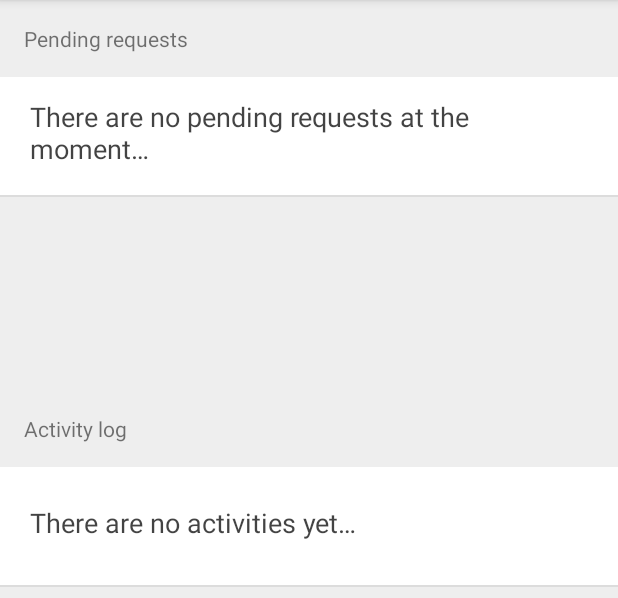
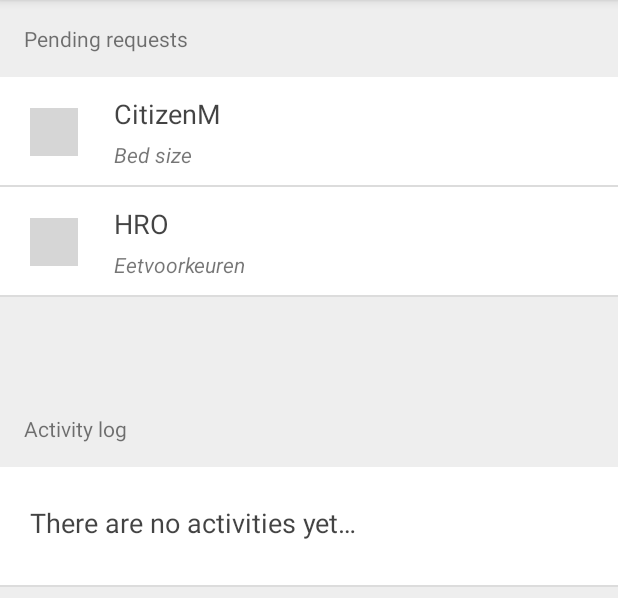
Before and after one commit to the-allrounders/digipass-android, an Android app: the screen it shows after launch (MainActivity), on a phone screen of 412 x 824 dp, the part 84-682 px from its top. Run offline under Robolectric (Android 15) with nearby library versions, the phone set to English and light mode, and no system bars; our stand-ins replace Volley; network calls fail; 2 statements that could not run were skipped; grey boxes are pictures that could not be loaded.

Commit message:
Home: print organisation images Permissions: Start fragment and print lists

```diff
--- a/app/src/main/AndroidManifest.xml
+++ b/app/src/main/AndroidManifest.xml
@@ -20,7 +20,8 @@
         android:installLocation="internalOnly"
         android:label="@string/app_name"
         android:supportsRtl="true"
-        android:theme="@style/AppTheme">
+        android:theme="@style/AppTheme"
+        android:name=".helpers.AppController">
         <activity
             android:name=".SplashScreen"
             android:theme="@style/SplashTheme">
--- a/app/src/main/java/com/digipass/android/HomeFragment.java
+++ b/app/src/main/java/com/digipass/android/HomeFragment.java
@@ -81,14 +81,16 @@
                 adapter = new TextListAdapter(c, R.layout.list_row_text, _data, 0);
                 adapter.add(new TextListItem(getResources().getString(R.string.no_requests)));
             } else {
-                adapter = new OrganisationListAdapter(c, R.layout.list_row_default, _data, 0);
+                adapter = new OrganisationListAdapter(c, R.layout.list_row_organisation, _data, 0);
                 AdapterView.OnItemClickListener onClick = new AdapterView.OnItemClickListener() {
                     public void onItemClick(AdapterView<?> a, View v, int position, long id) {
                         OrganisationDefaultListItem organisation = (OrganisationDefaultListItem)_data.get(position);
                         final MainActivity ac = ((MainActivity)getActivity());
                         ac.showHomeAsUp = true;
                         Bundle b = new Bundle();
-                        b.putSerializable("data", (Serializable) Data.GetInstance(c).GetPreferences(organisation.get_key()));
+                        b.putSerializable("data", (Serializable)Data.GetInstance(c).GetRequestsList(organisation.get_key()));
+                        b.putString("key", organisation.get_key());
+                        b.putString("title", c.getResources().getString(R.string.title_permissions) + " - " + organisation.get_name());
                         ac.StartFragment(PermissionsFragment.class, b);
                     }
                 };
--- /dev/null
+++ b/app/src/main/java/com/digipass/android/helpers/AppController.java
@@ -0,0 +1,63 @@
+package com.digipass.android.helpers;
+
+import android.app.Application;
+import android.text.TextUtils;
+
+import com.android.volley.Request;
+import com.android.volley.RequestQueue;
+import com.android.volley.toolbox.ImageLoader;
+import com.android.volley.toolbox.Volley;
+
+public class AppController extends Application {
+
+    public static final String TAG = AppController.class.getSimpleName();
+
+    private RequestQueue mRequestQueue;
+    private ImageLoader mImageLoader;
+
+    private static AppController mInstance;
+
+    @Override
+    public void onCreate() {
+        super.onCreate();
+        mInstance = this;
+    }
+
+    public static synchronized AppController getInstance() {
+        return mInstance;
+    }
+
+    public RequestQueue getRequestQueue() {
+        if (mRequestQueue == null) {
+            mRequestQueue = Volley.newRequestQueue(getApplicationContext());
+        }
+
+        return mRequestQueue;
+    }
+
+    public ImageLoader getImageLoader() {
+        getRequestQueue();
+        if (mImageLoader == null) {
+            mImageLoader = new ImageLoader(this.mRequestQueue,
+                    new LruBitmapCache());
+        }
+        return this.mImageLoader;
+    }
+
+    public <T> void addToRequestQueue(Request<T> req, String tag) {
+        // set the default tag if tag is empty
+        req.setTag(TextUtils.isEmpty(tag) ? TAG : tag);
+        getRequestQueue().add(req);
+    }
+
+    public <T> void addToRequestQueue(Request<T> req) {
+        req.setTag(TAG);
+        getRequestQueue().add(req);
+    }
+
+    public void cancelPendingRequests(Object tag) {
+        if (mRequestQueue != null) {
+            mRequestQueue.cancelAll(tag);
+        }
+    }
+}
--- /dev/null
+++ b/app/src/main/java/com/digipass/android/helpers/LruBitmapCache.java
@@ -0,0 +1,39 @@
+package com.digipass.android.helpers;
+
+import android.graphics.Bitmap;
+import android.support.v4.util.LruCache;
+
+import com.android.volley.toolbox.ImageLoader.ImageCache;
+
+public class LruBitmapCache extends LruCache<String, Bitmap> implements
+        ImageCache {
+    public static int getDefaultLruCacheSize() {
+        final int maxMemory = (int) (Runtime.getRuntime().maxMemory() / 1024);
+        final int cacheSize = maxMemory / 8;
+
+        return cacheSize;
+    }
+
+    public LruBitmapCache() {
+        this(getDefaultLruCacheSize());
+    }
+
+    public LruBitmapCache(int sizeInKiloBytes) {
+        super(sizeInKiloBytes);
+    }
+
+    @Override
+    protected int sizeOf(String key, Bitmap value) {
+        return value.getRowBytes() * value.getHeight() / 1024;
+    }
+
+    @Override
+    public Bitmap getBitmap(String url) {
+        return get(url);
+    }
+
+    @Override
+    public void putBitmap(String url, Bitmap bitmap) {
+        put(url, bitmap);
+    }
+}
--- a/app/src/main/java/com/digipass/android/helpers/NetworkReceiver.java
+++ b/app/src/main/java/com/digipass/android/helpers/NetworkReceiver.java
@@ -14,13 +14,11 @@
 
 public class NetworkReceiver extends BroadcastReceiver {
 
-    private Context c;
     private boolean lostConnection = false;
     private boolean reshow = false;
     private View view;
 
     public NetworkReceiver(Context c) {
-        this.c = c;
         view = ((MainActivity)c).findViewById(R.id.root_view);
     }
 
--- a/app/src/main/java/com/digipass/android/helpers/OrganisationListAdapter.java
+++ b/app/src/main/java/com/digipass/android/helpers/OrganisationListAdapter.java
@@ -9,8 +9,11 @@
 import android.widget.ArrayAdapter;
 import android.widget.TextView;
 
+import com.android.volley.toolbox.ImageLoader;
+import com.android.volley.toolbox.NetworkImageView;
 import com.digipass.android.R;
 import com.digipass.android.objects.DefaultListItem;
+import com.digipass.android.objects.OrganisationDefaultListItem;
 
 import java.util.ArrayList;
 
@@ -21,6 +24,7 @@
     private int rowlayout;
     private LayoutInflater mInflater;
     private int delay;
+    ImageLoader imageLoader = AppController.getInstance().getImageLoader();
 
     public OrganisationListAdapter(Context context, int textViewResourceId, ArrayList<DefaultListItem> data, int delay) {
         super(context, textViewResourceId, data);
@@ -34,29 +38,31 @@
     private class Holder {
         public TextView title;
         public TextView subtitle;
+        public NetworkImageView thumb;
     }
 
     @Override
     public View getView(int position, View convertView, ViewGroup parent) {
-        final DefaultListItem defaultListItem = this.data.get(position);
+        final OrganisationDefaultListItem organisation = (OrganisationDefaultListItem)this.data.get(position);
         final Holder holder;
+
+        if (imageLoader == null)
+            imageLoader = AppController.getInstance().getImageLoader();
 
         if (convertView == null) {
             convertView = mInflater.inflate(rowlayout, null);
             holder = new Holder();
             holder.title = (TextView) convertView.findViewById(R.id.row_1_title);
             holder.subtitle = (TextView) convertView.findViewById(R.id.row_1_subtitle);
+            holder.thumb = (NetworkImageView) convertView.findViewById(R.id.row_1_thumb_icon);
             convertView.setTag(holder);
         } else {
             holder = (Holder) convertView.getTag();
         }
 
-        if (defaultListItem.has_icon()) {
-            holder.subtitle.setText(defaultListItem.get_values_as_string());
-        } else {
-            holder.subtitle.setVisibility(View.GONE);
-        }
-        holder.title.setText(defaultListItem.get_name());
+        holder.subtitle.setText(organisation.get_values_as_string());
+        holder.title.setText(organisation.get_name());
+        holder.thumb.setImageUrl(organisation.get_icon_url(), imageLoader);
 
         Animation animation = AnimationUtils.loadAnimation(context, R.anim.fade_in);
         int d = 50;
--- a/app/src/main/java/com/digipass/android/helpers/TextListAdapter.java
+++ b/app/src/main/java/com/digipass/android/helpers/TextListAdapter.java
@@ -51,7 +51,7 @@
             holder = (Holder) convertView.getTag();
         }
 
-        if (defaultListItem.has_icon()) {
+        if (defaultListItem.get_values_as_string().length() > 0) {
             holder.subtitle.setText(defaultListItem.get_values_as_string());
         } else {
             holder.subtitle.setVisibility(View.GONE);
--- a/app/src/main/java/com/digipass/android/objects/DefaultListItem.java
+++ b/app/src/main/java/com/digipass/android/objects/DefaultListItem.java
@@ -24,13 +24,13 @@
     protected String _timestamp;
 
     public DefaultListItem(String k, String name, String description, JSONArray values, String row_type, String icon_name, String timestamp) {
+        this(k, name, description, values, row_type, icon_name);
         _timestamp = timestamp;
-        new DefaultListItem(k, name, description, values, row_type, icon_name);
     }
 
     public DefaultListItem(String k, String name, String description, JSONArray values, String row_type, String icon_name, int status) {
+        this(k, name, description, values, row_type, icon_name);
         _status = status;
-        new DefaultListItem(k, name, description, values, row_type, icon_name);
     }
 
     public DefaultListItem(String k, String name, String description, JSONArray values, String row_type, String icon_name)
--- a/app/src/main/java/com/digipass/android/objects/OrganisationDefaultListItem.java
+++ b/app/src/main/java/com/digipass/android/objects/OrganisationDefaultListItem.java
@@ -8,7 +8,6 @@
 import org.json.JSONArray;
 
 public class OrganisationDefaultListItem extends DefaultListItem implements Parcelable {
-
 
     public OrganisationDefaultListItem(String k, String name, String description, JSONArray values, String row_type, String icon_name, int status) {
         super(k, name, description, values, row_type, icon_name, status);
@@ -44,4 +43,8 @@
         int imageResource = c.getResources().getIdentifier("drawable/" + this._icon_name, null, c.getPackageName());
         return c.getResources().getDrawable(imageResource);
     }
+
+    public String get_icon_url() {
+        return _icon_name;
+    }
 }
--- a/app/src/main/java/com/digipass/android/singletons/Data.java
+++ b/app/src/main/java/com/digipass/android/singletons/Data.java
@@ -95,10 +95,8 @@
 
     public Map<String, ArrayList<DefaultListItem>> GetHomeLists(int max_req, int max_ac_log) {
         Map<String, ArrayList<DefaultListItem>> home_map = new HashMap<>();
-        String req_string = context.getSharedPreferences("requests_data", Context.MODE_PRIVATE).getString("requests", "[]");
-        String ac_log_string = context.getSharedPreferences("preference_category_data", Context.MODE_PRIVATE).getString("preference_category_data", "[]");
-        home_map.put("requests", getRequestsList("0", req_string));
-        home_map.put("activities", getActivitiesList(ac_log_string));
+        home_map.put("requests", GetRequestsList("0").get("organisations"));
+        home_map.put("activities", GetActivitiesList());
 
         int req_size = home_map.get("requests").size();
         if (req_size > max_req && max_req > 0) {
@@ -112,8 +110,13 @@
         return home_map;
     }
 
-    private ArrayList<DefaultListItem> getRequestsList(String key, String json) {
-        ArrayList<DefaultListItem> requests_list = new ArrayList<>();
+    public  Map<String, ArrayList<DefaultListItem>> GetRequestsList(String key) {
+        String json = context.getSharedPreferences("requests_data", Context.MODE_PRIVATE).getString("requests", "[]");
+        json = "[{\"title\": \"CitizenM\", \"_id\": \"1\", \"icon\": \"http://project.cmi.hro.nl/2015_2016/emedia_mt2b_t4/digipass/images/organisations/citizenm.jpg\", \"status\":0, \"permissions\": [{\"parent\":\"1\", \"_id\": \"0\", \"title\": \"Bed size\", \"icon\": \"ic_food\", \"status\": 2, \"values\": [{\"title\": \"King size\", \"value\": \"true\"}]}]},{\"title\": \"HRO\", \"_id\": \"2\", \"icon\": \"http://project.cmi.hro.nl/2015_2016/emedia_mt2b_t4/digipass/images/organisations/hro.jpg\", \"status\":0, \"permissions\": [{\"parent\":\"2\", \"_id\": \"3\", \"title\": \"Eetvoorkeuren\", \"icon\": \"ic_food\", \"status\": 0, \"values\": []}, {\"parent\":\"3\", \"_id\": \"4\", \"title\": \"Allergieen\", \"icon\": \"\", \"status\": 0, \"values\": [{\"title\": \"Aardbei\", \"value\": \"true\"}]}]}]";
+        Map<String, ArrayList<DefaultListItem>> requests_list = new HashMap<>();
+        ArrayList<DefaultListItem> preference_list = new ArrayList<>();
+        ArrayList<DefaultListItem> group_list = new ArrayList<>();
+        ArrayList<DefaultListItem> organisation_list = new ArrayList<>();
         JSONArray organisations;
         try {
             organisations = new JSONArray(json);
@@ -134,25 +137,32 @@
                                 values.put(_v);
                             }
                         }
-                        requests_list.add(new OrganisationDefaultListItem(permission.getString("_id"), permission.getString("title"), "", values, "permission", permission.getString("icon"), permission.getInt("status")));
-                    } else if (Objects.equals(key, "0")) {
+                        if (permission.getJSONArray("values").length() == 0) {
+                            group_list.add(new DefaultListItem(permission.getString("_id"), permission.getString("title"), "", values, "group", permission.getString("icon"), permission.getInt("status")));
+                        } else {
+                            preference_list.add(new DefaultListItem(permission.getString("_id"), permission.getString("title"), "", values, "preference", "", permission.getInt("status")));
+                        }
+                    } else if (Objects.equals(organisation.getString("_id"), permission.getString("parent"))) {
                         JSONObject _v = new JSONObject();
                         _v.put("title", permission.getString("title"));
                         values.put(_v);
                     }
                 }
                 if (Objects.equals(key, "0")) {
-                    requests_list.add(new OrganisationDefaultListItem(organisation.getString("_id"), organisation.getString("title"), "", values, "organisation", organisation.getString("icon"), organisation.getInt("status")));
+                    organisation_list.add(new OrganisationDefaultListItem(organisation.getString("_id"), organisation.getString("title"), "", values, "organisation", organisation.getString("icon"), organisation.getInt("status")));
                 }
-
             }
         } catch (JSONException e) {
             e.printStackTrace();
         }
+        requests_list.put("preferences", preference_list);
+        requests_list.put("categories", group_list);
+        requests_list.put("organisations", organisation_list);
         return requests_list;
     }
 
-    private ArrayList<DefaultListItem> getActivitiesList(String json) {
+    public ArrayList<DefaultListItem> GetActivitiesList() {
+        String json = context.getSharedPreferences("preference_category_data", Context.MODE_PRIVATE).getString("preference_category_data", "[]");
         ArrayList<DefaultListItem> activities_list = new ArrayList<>();
         JSONArray activities;
         try {
--- /dev/null
+++ b/app/src/main/res/layout/list_row_organisation.xml
@@ -0,0 +1,75 @@
+<?xml version="1.0" encoding="utf-8"?>
+
+<RelativeLayout xmlns:android="http://schemas.android.com/apk/res/android"
+    android:layout_width="match_parent"
+    android:layout_height="80dip">
+
+    <View
+        android:layout_width="match_parent"
+        android:layout_height="1dp"
+        android:layout_alignParentTop="true"
+        android:background="@android:color/white" />
+
+    <LinearLayout xmlns:android="http://schemas.android.com/apk/res/android"
+        android:orientation="horizontal"
+        android:layout_width="fill_parent"
+        android:layout_height="fill_parent"
+        android:minHeight="48dp"
+        android:fontFamily="sans-serif-light"
+        android:padding="12dp"
+        android:paddingStart="20dp"
+        android:paddingEnd="20dp">
+
+        <com.android.volley.toolbox.NetworkImageView
+            android:id="@+id/row_1_thumb_icon"
+            android:layout_width="32dp"
+            android:layout_height="32dp"
+            android:contentDescription="@string/thumb_description"
+            android:layout_marginStart="0dp"
+            android:layout_marginEnd="24dp"
+            android:layout_gravity="center_vertical"
+            android:src="@drawable/placeholder"
+            />
+
+        <LinearLayout
+            android:id="@+id/row_1_content"
+            android:layout_width="wrap_content"
+            android:layout_height="wrap_content"
+            android:orientation="vertical">
+            <TextView
+                android:id="@+id/row_1_title"
+                android:layout_width="wrap_content"
+                android:layout_height="wrap_content"
+                android:textColor="#bc000000"
+                android:fontFamily="sans-serif"
+                android:textSize="8pt"
+                />
+
+            <TextView
+                android:id="@+id/description"
+                android:layout_width="wrap_content"
+                android:layout_height="wrap_content"
+                android:fontFamily="sans-serif"
+                android:height="5dp"
+                />
+
+            <TextView
+                android:id="@+id/row_1_subtitle"
+                android:layout_width="wrap_content"
+                android:layout_height="wrap_content"
+                android:fontFamily="sans-serif"
+                android:textStyle="italic"
+                android:ellipsize="end"
+                android:singleLine="true"
+                />
+        </LinearLayout>
+
+    </LinearLayout>
+
+    <View
+        android:layout_width="match_parent"
+        android:layout_height="1dp"
+        android:layout_alignParentBottom="true"
+        android:background="#23000000" />
+
+</RelativeLayout>
--- a/app/src/main/res/values/strings.xml
+++ b/app/src/main/res/values/strings.xml
@@ -42,4 +42,5 @@
     <string name="io_connected">Connected!</string>
     <string name="lost_connection">No active connection found! Retrying to connect…</string>
     <string name="what_now">What now?</string>
+    <string name="title_permissions">Permissions</string>
 </resources>
```
Also changed, not shown: app/src/main/java/com/digipass/android/PermissionsFragment.java (added, +168 -0 lines), app/src/main/res/layout/fragment_permissions.xml (added, +61 -0 lines).
